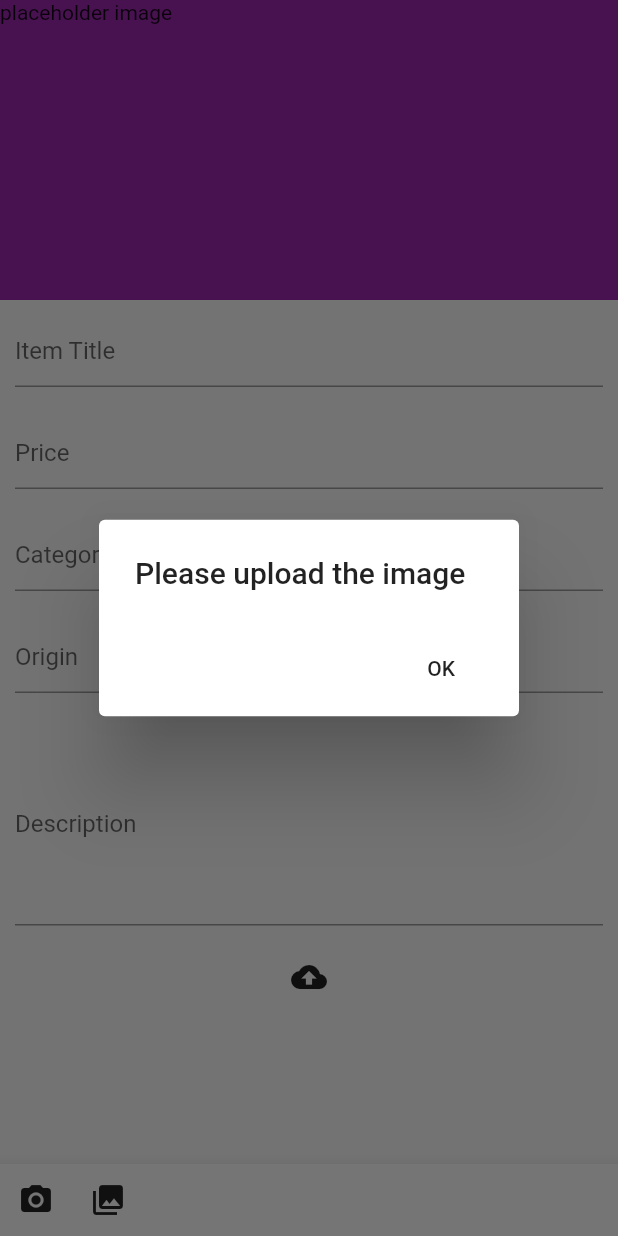
After one commit to elainalee/MyShoppingApp, a Flutter app: the ListingPostPage screen opened directly, after a tap on the "cloud upload" icon, on a phone screen of 412 x 824 dp. The commit adds this screen. Run offline on Flutter 3.47's test engine with Material 2 defaults, Android fonts, the phone set to English and light mode, and no system bars; our stand-ins replace firebase_core, firebase_database, firebase_storage, image_cropper, image_picker; accounts and stored records are empty.

Commit message:
[Flutter] moved listing upload button to core

```diff
--- a/Flutter-Core/image_upload/lib/listing_upload/listing_post_page.dart
+++ b/Flutter-Core/image_upload/lib/listing_upload/listing_post_page.dart
@@ -3,8 +3,7 @@ import 'dart:io';
 import 'package:flutter/material.dart';
 import 'package:image_cropper/image_cropper.dart';
 import 'package:image_picker/image_picker.dart';
-
-import 'listing_uploader.dart';
+import 'package:myapp_core/sellerPage/buttons/listing_upload_button.dart';
 
 class ListingPostPage extends StatefulWidget {
   @override
@@ -20,6 +19,16 @@ class _ListingPostPageState extends State<ListingPostPage> {
   final _categoryController = TextEditingController();
   final _originController = TextEditingController();
   final _descriptionController = TextEditingController();
+
+  @override
+  void dispose() {
+    _titleController.dispose();
+    _priceController.dispose();
+    _categoryController.dispose();
+    _originController.dispose();
+    _descriptionController.dispose();
+    super.dispose();
+  }
 
 
   @override
@@ -52,35 +61,43 @@ class _ListingPostPageState extends State<ListingPostPage> {
               child: Text("placeholder image")
           ),
           ListingTextField(
-            hintText: 'Please type the item \'s title',
+            type: 'title',
             labelText: 'Item Title',
             controller: _titleController
           ),
           ListingTextField(
-            hintText: 'Please type the item \'s price',
+            type: 'price',
             labelText: 'Price',
-            textType: TextInputType.number
+            controller: _priceController,
+            textType: TextInputType.number,
           ),
           ListingTextField(
-            hintText: 'Please type the item \'s category',
+            type: 'category',
             labelText: 'Category',
+            controller: _categoryController
           ),
           ListingTextField(
-            hintText: 'Please type the item \'s origin',
+            type: 'origin',
             labelText: 'Origin',
+            controller: _originController,
           ),
           ListingTextField(
-            hintText: 'Please type the item \'s description',
+            type: 'description',
             labelText: 'Description',
-            height: 100
+            controller: _descriptionController,
+            height: 100,
           ),
-          ListingUploader(
+          ListingUploadButton(
             imageFile: _imageFile ?? null,
             titleController: _titleController ?? null,
             priceController: _priceController ?? null,
             categoryController: _categoryController ?? null,
             originController: _originController ?? null,
-            descriptionController: _descriptionController ?? null
+            descriptionController: _descriptionController ?? null,
+            uploadButtonWidget: Icon(Icons.cloud_upload),
+            uploadCompleteWidget: Text('🎉🎉🎉'),
+            uploadPausedWidget: Icon(Icons.play_arrow),
+            uploadInprogressWidget: Icon(Icons.pause),
           )
         ],
       ),
@@ -120,18 +137,18 @@ class _ListingPostPageState extends State<ListingPostPage> {
 }
 
 class ListingTextField extends StatefulWidget {
-  final String hintText;
+  final String type;
   final String labelText;
   final int minLines;
   // TODO: maxLines do not restrict the number of character - fix
   final int maxLines;
   final double height;
   final TextInputType textType;
-  final controller;
+  final TextEditingController controller;
 
   const ListingTextField({
     Key key,
-    this.hintText = "",
+    this.type = "",
     this.labelText = "",
     this.minLines = 1,
     this.maxLines = 1,
@@ -144,13 +161,6 @@ class ListingTextField extends StatefulWidget {
 }
 
 class _ListingTextFieldState extends State<ListingTextField> {
-  final _controller = TextEditingController();
-
-  @override
-  void dispose() {
-    _controller.dispose();
-    super.dispose();
-  }
 
   @override
   Widget build(BuildContext context) {
@@ -158,7 +168,7 @@ class _ListingTextFieldState extends State<ListingTextField> {
       padding: const EdgeInsets.all(10),
       child: TextField(
           decoration: InputDecoration(
-            hintText: 'Please type the item \'s ${widget.hintText}',
+            hintText: 'Please type the item \'s ${widget.type}',
             labelText: widget.labelText,
             contentPadding: EdgeInsets.only(bottom: widget.height),
           ),
--- a/Flutter-Core/ldp/lib/ui/widget/ldp_ad_widget.dart
+++ b/Flutter-Core/ldp/lib/ui/widget/ldp_ad_widget.dart
@@ -8,7 +8,7 @@ class LdpAdWidget extends StatelessWidget {
     return Container(
       decoration: BoxDecoration(
           gradient: LinearGradient(
-        colors: [ma_lightPurple1, Colors.pink],
+        // colors: [ma_lightPurple1, Colors.pink],
         begin: Alignment.topLeft,
         end: Alignment.bottomRight,
       )),
--- /dev/null
+++ b/Flutter-Core/myapp_core/lib/common/database_constants.dart
@@ -0,0 +1,15 @@
+// for items_sell table:
+const String ITEMS_SELL_TABLE = "items_sell";
+const String I_DESCRIPTION = "description";
+const String I_IMAGE = "image";
+const String I_PRICE = "price";
+const String I_SID = "sellerid";
+const String I_TITLE = "title";
+const String I_ORIGIN = "origin";
+const String I_TAGS = "tags";
+const String I_CATEGORY = "category";
+
+// for carts table:
+const String CARTS_TABLE = "carts";
+const String C_UID = "userid";
+const String C_IID = "itemid";
--- /dev/null
+++ b/Flutter-Core/myapp_core/lib/database_handler/upload_handler.dart
@@ -0,0 +1,55 @@
+import 'dart:io';
+import 'package:firebase_database/firebase_database.dart';
+import 'package:path/path.dart';
+import 'package:firebase_storage/firebase_storage.dart';
+
+import '../exceptions/wrong_price_format.dart';
+import '../common/database_constants.dart';
+
+Future<StorageUploadTask> uploadImageFile(File imageFile) async {
+    String fileName = basename(imageFile?.path ?? null);
+    StorageReference firebaseStorageRef =
+        FirebaseStorage.instance.ref().child('item_images/$fileName');
+    StorageUploadTask uploadTask = firebaseStorageRef.putFile(imageFile ?? null);
+    return uploadTask;
+  }
+
+double priceTextToDouble(String priceText) {
+  try {
+      double price;
+      price = double.parse(priceText);
+      return price;
+    } catch (err) {
+      throw WrongPriceFormatException();
+    }
+
+}
+
+void uploadListingData({String imageURL, String title, double price,
+  String category, String origin, String description}) {
+    final DatabaseReference databaseReference = FirebaseDatabase.instance.reference().child("example");
+
+    databaseReference.push().set({
+      "title": title,
+      "price": price,
+      "category": category,
+      "origin": origin,
+      "description": description,
+      "image": imageURL ?? ""
+    });
+    print("TRUE: LISTING UPLOADED");
+  }
+
+String uploadToCart({String itemID, String userID}) {
+  try {
+      DatabaseReference dbRef = FirebaseDatabase.instance.reference().child(CARTS_TABLE);
+      if (itemID != null && userID != null) {
+        dbRef.push().set({C_IID: itemID, C_UID: userID,});
+        return "this item is added to cart.";
+      } else {
+        return "Failed to add the item. Please try again.";
+      }
+    } catch (err) {
+      return "Failed to add the item. Please try again.";
+    }
+}
--- /dev/null
+++ b/Flutter-Core/myapp_core/lib/exceptions/empty_field_exception.dart
@@ -0,0 +1,13 @@
+class EmptyFieldException implements Exception {
+  /**
+   * A message describing the format error.
+   */
+  final String message;
+
+  /**
+   * Creates a new FormatException with an optional error [message].
+   */
+  const EmptyFieldException([this.message = ""]);
+
+  String toString() => "EmptyFieldException: $message";
+}
--- /dev/null
+++ b/Flutter-Core/myapp_core/lib/exceptions/wrong_price_format.dart
@@ -0,0 +1,13 @@
+class WrongPriceFormatException implements Exception {
+  /**
+   * A message describing the format error.
+   */
+  final String message;
+
+  /**
+   * Creates a new FormatException with an optional error [message].
+   */
+  const WrongPriceFormatException([this.message = ""]);
+
+  String toString() => "WrongPriceFormatException: $message";
+}
--- /dev/null
+++ b/Flutter-Core/myapp_core/lib/pop_ups/myapp_popup.dart
@@ -0,0 +1,27 @@
+import 'package:flutter/material.dart';
+
+class MyAppPopUp extends StatelessWidget {
+  final String popupText;
+
+  MyAppPopUp({
+    this.popupText,
+  });
+
+  @override
+  Widget build(BuildContext context) {
+
+    return AlertDialog(
+      title: Text(
+        popupText
+      ),
+      actions: <Widget>[
+        FlatButton(
+          child: Text('OK'),
+          onPressed: (){
+              Navigator.of(context).pop();
+          },
+        ),
+      ],
+    );
+  }
+}
--- /dev/null
+++ b/Flutter-Core/myapp_core/lib/sellerPage/buttons/listing_upload_button.dart
@@ -0,0 +1,160 @@
+import 'package:flutter/material.dart';
+import 'package:firebase_storage/firebase_storage.dart';
+import 'dart:io';
+
+import '../../database_handler/upload_handler.dart';
+import '../../exceptions/wrong_price_format.dart';
+import '../../exceptions/empty_field_exception.dart';
+import '../../pop_ups/myapp_popup.dart';
+
+
+class ListingUploadButton extends StatefulWidget {
+  final File imageFile;
+  final TextEditingController titleController;
+  final TextEditingController priceController;
+  final TextEditingController categoryController;
+  final TextEditingController originController;
+  final TextEditingController descriptionController;
+  final Widget uploadButtonWidget;
+  final Widget uploadCompleteWidget;
+  final Widget uploadPausedWidget;
+  final Widget uploadInprogressWidget;
+
+  const ListingUploadButton({
+    Key key,
+    this.imageFile,
+    this.titleController,
+    this.priceController,
+    this.categoryController,
+    this.originController,
+    this.descriptionController,
+    @required this.uploadButtonWidget,
+    @required this.uploadCompleteWidget,
+    this.uploadPausedWidget,
+    this.uploadInprogressWidget
+    }) : super(key: key);
+  @override
+  _ListingUploadButtonState createState() => _ListingUploadButtonState();
+}
+
+class _ListingUploadButtonState extends State<ListingUploadButton> {
+  StorageUploadTask _uploadTask;
+  bool _uploadedListing = false;
+
+  @override
+  Widget build(BuildContext context) {
+    if (_uploadTask == null || !_uploadedListing) {
+      return  FlatButton(
+        child: widget?.uploadButtonWidget ?? Container(),
+        onPressed: () async =>_showCorrectPopup(context)
+        );
+    } else {
+      /// Manage the task state and event subscription with a StreamBuilder
+      return StreamBuilder<StorageTaskEvent>(
+          // stream: _uploadTask.events,
+          builder: (_, snapshot) {
+            var event = snapshot?.data?.snapshot;
+            double progressPercent = event != null
+                ? event.bytesTransferred / event.totalByteCount
+                : 0;
+            return Column(
+                children: [
+                  if (_uploadTask.isComplete)
+                    widget?.uploadCompleteWidget,
+                  if (_uploadTask.isPaused)
+                    FlatButton(
+                      child: widget?.uploadPausedWidget,
+                      onPressed: _uploadTask.resume,
+                    ),
+                  if (_uploadTask.isInProgress)
+                    FlatButton(
+                      child: widget?.uploadInprogressWidget,
+                      onPressed: _uploadTask.pause,
+                    ),
+                  // Progress bar
+                  LinearProgressIndicator(value: progressPercent),
+                  Text(
+                    '${(progressPercent * 100).toStringAsFixed(2)} % '
+                  ),
+                ],
+              );
+          });
+    }
+  }
+
+  Future<void> _uploadImageListing({
+      BuildContext context,
+      String title,
+      double price,
+      String category,
+      String origin,
+      String description}) async {
+
+    String temp;
+    StorageUploadTask uploadTask = await uploadImageFile(widget?.imageFile);
+    setState(() => _uploadTask = uploadTask);
+
+    StorageTaskSnapshot taskSnapshot = await uploadTask.onComplete;
+    taskSnapshot.ref.getDownloadURL().then((imageURL) {
+      temp = imageURL;
+      uploadListingData(
+        imageURL: temp,
+        title: title,
+        price: price,
+        category: category,
+        origin: origin,
+        description: description);
+      setState(() {
+        _uploadedListing = true;
+        _uploadTask = uploadTask;
+        });
+      });
+  }
+
+  Future _showCorrectPopup(BuildContext context) async {
+    String textToShow;
+    if (widget?.imageFile == null) {
+      textToShow = "Please upload the image";
+    }
+    else {
+      try {
+        String titleText = widget?.titleController?.text?.trim() ?? "";
+        String priceText = widget?.priceController?.text?.trim() ?? "";
+        String categoryText = widget?.categoryController?.text?.trim() ?? "";
+        String originText =  widget?.originController?.text?.trim() ?? "";
+        String descriptionText = widget?.descriptionController?.text?.trim() ?? "";
+
+        if (titleText == "" || priceText == "" || categoryText == "" ||
+            originText == "" || descriptionText == "") {
+          throw EmptyFieldException();
+        }
+
+        double priceDouble = priceTextToDouble(priceText ?? "");
+
+        await _uploadImageListing(
+          context: context,
+          title: titleText,
+          price: priceDouble,
+          category: categoryText,
+          origin: originText,
+          description: descriptionText
+        );
+
+        textToShow = "Upload Success";
+      } on WrongPriceFormatException catch (err) {
+        textToShow = "Please double check the Price section";
+      } on EmptyFieldException catch (err) {
+        textToShow = "Fields cannot be empty. please check again.";
+      } catch (err) {
+        textToShow = "Failed to upload listing. Please try again";
+      }
+    }
+    return showDialog(
+      context: context,
+      builder: (BuildContext context) =>
+        MyAppPopUp(
+          popupText: textToShow
+        )
+      );
+  }
+}
--- a/Flutter-Core/myapp_core/pubspec.yaml
+++ b/Flutter-Core/myapp_core/pubspec.yaml
@@ -18,7 +18,7 @@ description: Flutter for core elements of my app (flutter)
 version: 1.0.0+1
 
 environment:
-  sdk: ">=2.1.0 <3.0.0"
+  sdk: ">=2.2.2 <3.0.0"
 
 dependencies:
   flutter:
@@ -29,6 +29,7 @@ dependencies:
   cupertino_icons: ^0.1.3
   firebase_core: any
   firebase_database: ^3.1.1
+  firebase_storage: ^3.1.6
 
 dev_dependencies:
   flutter_test:
```
Also changed, not shown: Flutter-Core/image_upload/lib/listing_upload/listing_uploader.dart (deleted, +0 -120 lines), Flutter-Core/image_upload/pubspec.yaml (+5 -5 lines), Flutter-Core/ldp/lib/ui/widget/bottom_bar_widget.dart (+19 -7 lines), Flutter-Core/ldp/pubspec.yaml (+5 -5 lines), Flutter-Core/myapp_core/lib/exceptions/upload_file_exception.dart (added, +13 -0 lines), Flutter-Core/image_upload/pubspec.lock, Flutter-Core/ldp/pubspec.lock, Flutter-Core/myapp_assets/pubspec.lock, Flutter-Core/myapp_core/lib/common/constants.dart (added), Flutter-Core/myapp_core/pubspec.lock, 1 other file.
